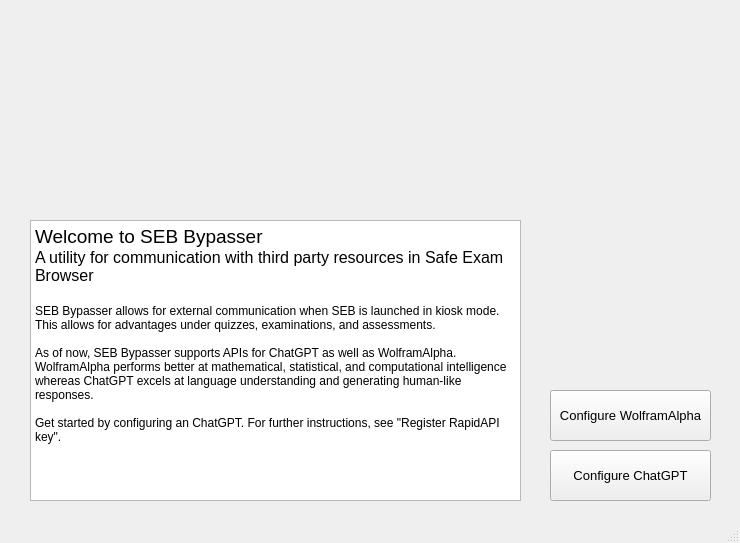
The window that MainWindow.ui (sanglantes/seb-qtbypass) describes before a commit, drawn with Qt 5.
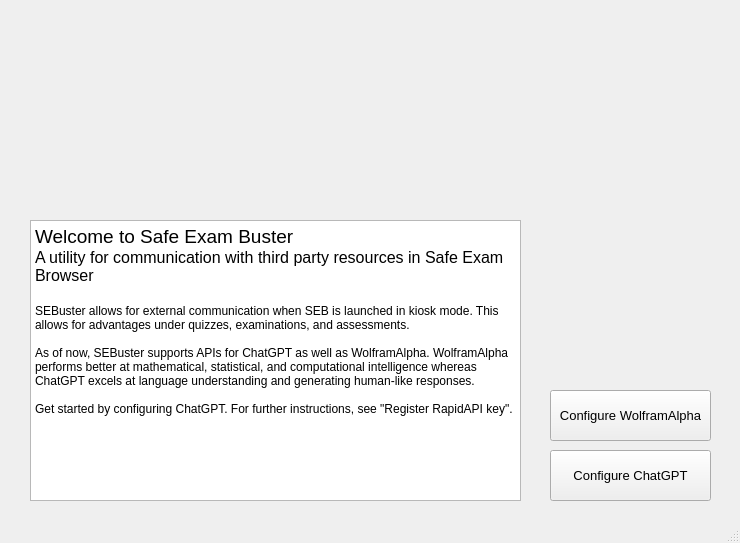
The same window after the commit. Icons and pictures are not drawn.

Diff of the .ui file:
```diff
--- a/MainWindow.ui
+++ b/MainWindow.ui
@@ -120,14 +120,14 @@
 li.unchecked::marker { content: &quot;\2610&quot;; }
 li.checked::marker { content: &quot;\2612&quot;; }
 &lt;/style&gt;&lt;/head&gt;&lt;body style=&quot; font-family:'Segoe UI'; font-size:9pt; font-weight:400; font-style:normal;&quot;&gt;
-&lt;p style=&quot; margin-top:0px; margin-bottom:0px; margin-left:0px; margin-right:0px; -qt-block-indent:0; text-indent:0px;&quot;&gt;&lt;span style=&quot; font-size:14pt;&quot;&gt;Welcome to SEB Bypasser&lt;/span&gt;&lt;/p&gt;
+&lt;p style=&quot; margin-top:0px; margin-bottom:0px; margin-left:0px; margin-right:0px; -qt-block-indent:0; text-indent:0px;&quot;&gt;&lt;span style=&quot; font-size:14pt;&quot;&gt;Welcome to Safe Exam Buster&lt;/span&gt;&lt;/p&gt;
 &lt;p style=&quot; margin-top:0px; margin-bottom:0px; margin-left:0px; margin-right:0px; -qt-block-indent:0; text-indent:0px;&quot;&gt;&lt;span style=&quot; font-size:12pt;&quot;&gt;A utility for communication with third party resources in Safe Exam Browser&lt;/span&gt;&lt;/p&gt;
 &lt;p style=&quot;-qt-paragraph-type:empty; margin-top:0px; margin-bottom:0px; margin-left:0px; margin-right:0px; -qt-block-indent:0; text-indent:0px; font-size:12pt;&quot;&gt;&lt;br /&gt;&lt;/p&gt;
-&lt;p style=&quot; margin-top:0px; margin-bottom:0px; margin-left:0px; margin-right:0px; -qt-block-indent:0; text-indent:0px;&quot;&gt;SEB Bypasser allows for external communication when SEB is launched in kiosk mode. This allows for advantages under quizzes, examinations, and assessments. &lt;/p&gt;
+&lt;p style=&quot; margin-top:0px; margin-bottom:0px; margin-left:0px; margin-right:0px; -qt-block-indent:0; text-indent:0px;&quot;&gt;SEBuster allows for external communication when SEB is launched in kiosk mode. This allows for advantages under quizzes, examinations, and assessments. &lt;/p&gt;
 &lt;p style=&quot;-qt-paragraph-type:empty; margin-top:0px; margin-bottom:0px; margin-left:0px; margin-right:0px; -qt-block-indent:0; text-indent:0px;&quot;&gt;&lt;br /&gt;&lt;/p&gt;
-&lt;p style=&quot; margin-top:0px; margin-bottom:0px; margin-left:0px; margin-right:0px; -qt-block-indent:0; text-indent:0px;&quot;&gt;As of now, SEB Bypasser supports APIs for ChatGPT as well as WolframAlpha. WolframAlpha performs better at mathematical, statistical, and computational intelligence whereas ChatGPT excels at language understanding and generating human-like responses.&lt;/p&gt;
+&lt;p style=&quot; margin-top:0px; margin-bottom:0px; margin-left:0px; margin-right:0px; -qt-block-indent:0; text-indent:0px;&quot;&gt;As of now, SEBuster supports APIs for ChatGPT as well as WolframAlpha. WolframAlpha performs better at mathematical, statistical, and computational intelligence whereas ChatGPT excels at language understanding and generating human-like responses.&lt;/p&gt;
 &lt;p style=&quot;-qt-paragraph-type:empty; margin-top:0px; margin-bottom:0px; margin-left:0px; margin-right:0px; -qt-block-indent:0; text-indent:0px;&quot;&gt;&lt;br /&gt;&lt;/p&gt;
-&lt;p style=&quot; margin-top:0px; margin-bottom:0px; margin-left:0px; margin-right:0px; -qt-block-indent:0; text-indent:0px;&quot;&gt;Get started by configuring an ChatGPT. For further instructions, see &amp;quot;Register RapidAPI key&amp;quot;.&lt;/p&gt;&lt;/body&gt;&lt;/html&gt;</string>
+&lt;p style=&quot; margin-top:0px; margin-bottom:0px; margin-left:0px; margin-right:0px; -qt-block-indent:0; text-indent:0px;&quot;&gt;Get started by configuring ChatGPT. For further instructions, see &amp;quot;Register RapidAPI key&amp;quot;.&lt;/p&gt;&lt;/body&gt;&lt;/html&gt;</string>
     </property>
    </widget>
   </widget>
```
